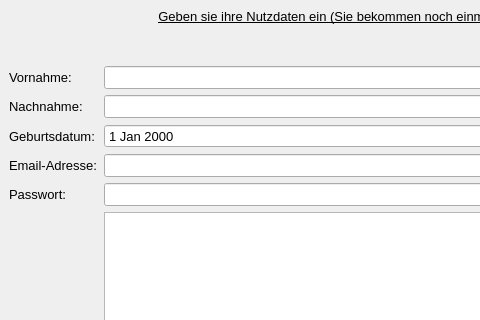
Above: frmmain.ui from Cryen01/LF6_Timmer_03.09 before the change; both pictures show x 0 to 480 and y 0 to 320 of the 1016 by 627 pixel window. Below: the same form after it.
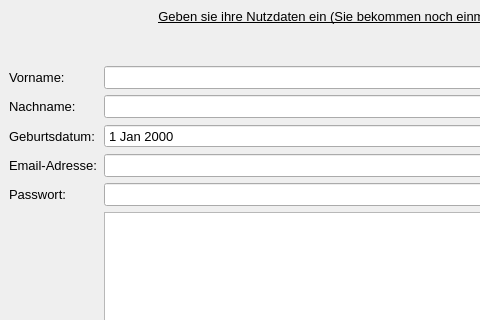
That is the form after the change.

```diff
--- a/frmmain.ui
+++ b/frmmain.ui
@@ -80,7 +80,7 @@
        </size>
       </property>
       <property name="text">
-       <string>Vornahme:</string>
+       <string>Vorname:</string>
       </property>
      </widget>
     </item>
@@ -90,7 +90,7 @@
     <item row="3" column="0">
      <widget class="QLabel" name="lblNachname">
       <property name="text">
-       <string>Nachnahme:</string>
+       <string>Nachname:</string>
       </property>
      </widget>
     </item>
```
